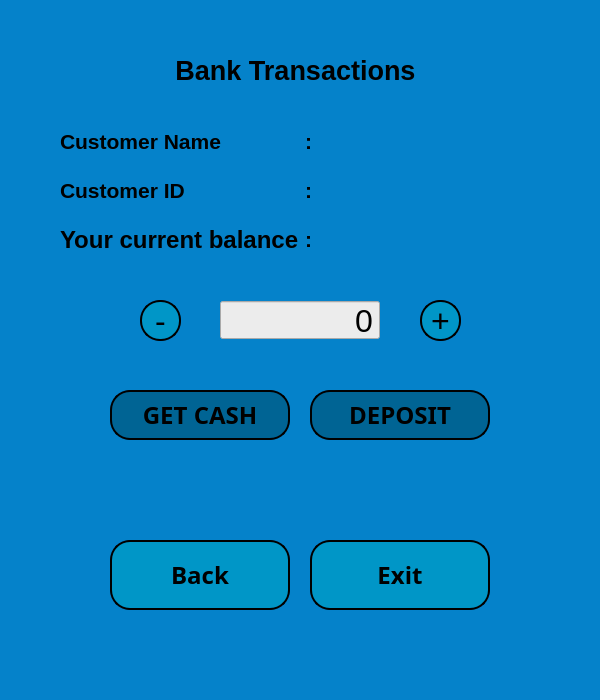
Old version of the form customer_main_window.ui in the repository melikkekaya/BankingApp_SQL.
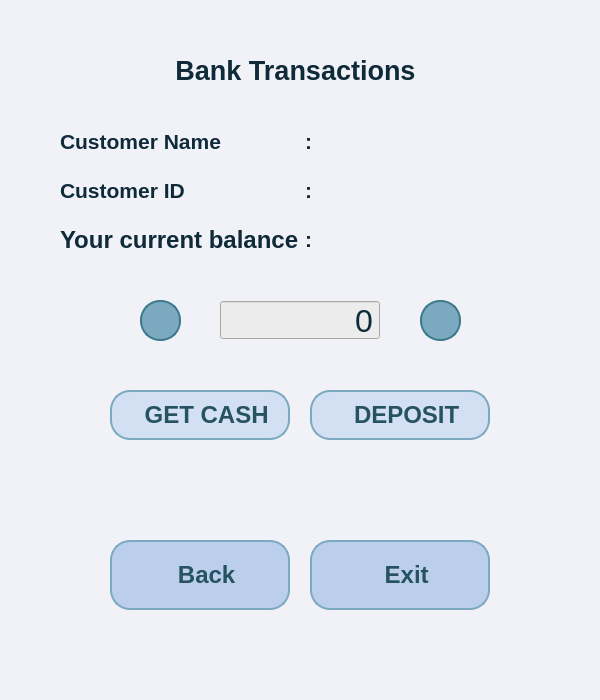
New version of the form. Icons and pictures are not drawn.

The edit to the form file:
```diff
--- a/customer_main_window.ui
+++ b/customer_main_window.ui
@@ -35,7 +35,7 @@
    <string>Customer Main Window</string>
   </property>
   <property name="styleSheet">
-   <string notr="true">background-color: rgb(5, 130, 202);</string>
+   <string notr="true">background-color: rgb(241, 242, 248);</string>
   </property>
   <property name="inputMethodHints">
    <set>Qt::ImhNone</set>
@@ -52,12 +52,15 @@
     </property>
     <property name="font">
      <font>
-      <family>MS Shell Dlg 2</family>
+      <family>Arial</family>
       <pointsize>20</pointsize>
       <weight>75</weight>
       <bold>true</bold>
      </font>
     </property>
+    <property name="styleSheet">
+     <string notr="true">color: rgb(15, 42, 57);</string>
+    </property>
     <property name="text">
      <string>Bank Transactions</string>
     </property>
@@ -88,7 +91,7 @@
     </property>
     <property name="font">
      <font>
-      <family>Bahnschrift SemiBold</family>
+      <family>Arial</family>
       <pointsize>18</pointsize>
       <weight>75</weight>
       <bold>true</bold>
@@ -96,19 +99,29 @@
     </property>
     <property name="styleSheet">
      <string notr="true">QPushButton{
-	background-color: rgb(0, 100, 148);
-
-border:2px solid rgb(0, 150, 199);
-border-radius:20px;
-border-color:black;
+color: rgb(39, 82, 97);
+background-color: rgb(211, 224, 243);
+border:2px solid rgb(123, 169, 191);
+border-radius:20px
 }
+
 QPushButton:hover {
      background-color: rgb(202, 240, 248);
      border:2px solid rgb(0, 150, 199);
 }</string>
     </property>
     <property name="text">
-     <string>GET CASH</string>
+     <string>  GET CASH</string>
+    </property>
+    <property name="icon">
+     <iconset>
+      <normaloff>icons/atm.png</normaloff>icons/atm.png</iconset>
+    </property>
+    <property name="iconSize">
+     <size>
+      <width>35</width>
+      <height>35</height>
+     </size>
     </property>
    </widget>
    <widget class="QPushButton" name="csmainwdw_btn_returnmain">
@@ -134,31 +147,37 @@
     </property>
     <property name="font">
      <font>
-      <family>Bahnschrift SemiBold</family>
+      <family>Arial</family>
       <pointsize>18</pointsize>
       <weight>75</weight>
       <bold>true</bold>
      </font>
     </property>
     <property name="styleSheet">
-     <string notr="true">QPushButton {
-background-color: rgb(0, 150, 199);
-   border-color: rgb(66, 167, 255);
-   border-bottom-color: rgb(255, 255, 255);
-   border:2px solid rgb(202, 240, 248);
-   border-radius:20px;
-   border-color: black;
+     <string notr="true">QPushButton{
+color: rgb(39, 82, 97);
+background-color: rgb(187, 207, 237);
+border:2px solid rgb(123, 169, 191);
+border-radius:20px
 }
 
 QPushButton:hover {
-     background-color: rgb(202, 240, 248);
-     border:2px solid rgb(202, 240, 248);
-}
-    
-   </string>
+     background-color: rgb(225, 229, 241);
+     border:2px solid rgb(196, 218, 245);
+}</string>
     </property>
     <property name="text">
-     <string>Back</string>
+     <string>  Back</string>
+    </property>
+    <property name="icon">
+     <iconset>
+      <normaloff>icons/back-arrow.png</normaloff>icons/back-arrow.png</iconset>
+    </property>
+    <property name="iconSize">
+     <size>
+      <width>40</width>
+      <height>50</height>
+     </size>
     </property>
    </widget>
    <widget class="QPushButton" name="csmainwdw_btn_exit">
@@ -184,31 +203,37 @@
     </property>
     <property name="font">
      <font>
-      <family>Bahnschrift SemiBold</family>
+      <family>Arial</family>
       <pointsize>18</pointsize>
       <weight>75</weight>
       <bold>true</bold>
      </font>
     </property>
     <property name="styleSheet">
-     <string notr="true">QPushButton {
-background-color: rgb(0, 150, 199);
-   border-color: rgb(66, 167, 255);
-   border-bottom-color: rgb(255, 255, 255);
-   border:2px solid rgb(202, 240, 248);
-   border-radius:20px;
-   border-color: black;
+     <string notr="true">QPushButton{
+color: rgb(39, 82, 97);
+background-color: rgb(187, 207, 237);
+border:2px solid rgb(123, 169, 191);
+border-radius:20px
 }
 
 QPushButton:hover {
-     background-color: rgb(202, 240, 248);
-     border:2px solid rgb(202, 240, 248);
-}
-    
-   </string>
+     background-color: rgb(225, 229, 241);
+     border:2px solid rgb(196, 218, 245);
+}</string>
     </property>
     <property name="text">
-     <string>Exit</string>
+     <string>  Exit</string>
+    </property>
+    <property name="icon">
+     <iconset>
+      <normaloff>icons/log-out.png</normaloff>icons/log-out.png</iconset>
+    </property>
+    <property name="iconSize">
+     <size>
+      <width>40</width>
+      <height>40</height>
+     </size>
     </property>
    </widget>
    <widget class="QPushButton" name="csmainwdw_btn_deposit">
@@ -234,7 +259,7 @@
     </property>
     <property name="font">
      <font>
-      <family>Bahnschrift SemiBold</family>
+      <family>Arial</family>
       <pointsize>18</pointsize>
       <weight>75</weight>
       <bold>true</bold>
@@ -242,19 +267,29 @@
     </property>
     <property name="styleSheet">
      <string notr="true">QPushButton{
-	background-color: rgb(0, 100, 148);
-
-border:2px solid rgb(0, 150, 199);
-border-radius:20px;
-border-color:black;
+color: rgb(39, 82, 97);
+background-color: rgb(211, 224, 243);
+border:2px solid rgb(123, 169, 191);
+border-radius:20px
 }
+
 QPushButton:hover {
      background-color: rgb(202, 240, 248);
      border:2px solid rgb(0, 150, 199);
 }</string>
     </property>
     <property name="text">
-     <string>DEPOSIT</string>
+     <string>  DEPOSIT</string>
+    </property>
+    <property name="icon">
+     <iconset>
+      <normaloff>icons/deposit.png</normaloff>icons/deposit.png</iconset>
+    </property>
+    <property name="iconSize">
+     <size>
+      <width>50</width>
+      <height>50</height>
+     </size>
     </property>
    </widget>
    <widget class="QPushButton" name="csmainwdw_btn_moneyup">
@@ -268,33 +303,37 @@
     </property>
     <property name="font">
      <font>
+      <family>Arial</family>
       <pointsize>24</pointsize>
+      <weight>75</weight>
+      <bold>true</bold>
      </font>
     </property>
     <property name="styleSheet">
-     <string notr="true">QPushButton {
-background-color: rgb(0, 150, 199);
-   border-color: rgb(66, 167, 255);
-   border-bottom-color: rgb(255, 255, 255);
-   border:2px solid rgb(202, 240, 248);
-   border-radius:20px;
-   border-color: black;
+     <string notr="true">QPushButton{
+color: rgb(39, 82, 97);
+background-color: rgb(123, 169, 191);
+border:2px solid rgb(60, 121, 138);
+border-radius:20px
 }
 
 QPushButton:hover {
      background-color: rgb(202, 240, 248);
      border:2px solid rgb(202, 240, 248);
 }
-    
    </string>
     </property>
     <property name="text">
-     <string>+</string>
+     <string/>
+    </property>
+    <property name="icon">
+     <iconset>
+      <normaloff>icons/add.png</normaloff>icons/add.png</iconset>
     </property>
     <property name="iconSize">
      <size>
-      <width>16</width>
-      <height>16</height>
+      <width>25</width>
+      <height>25</height>
      </size>
     </property>
    </widget>
@@ -309,28 +348,38 @@
     </property>
     <property name="font">
      <font>
+      <family>Arial</family>
       <pointsize>24</pointsize>
+      <weight>75</weight>
+      <bold>true</bold>
      </font>
     </property>
     <property name="styleSheet">
-     <string notr="true">QPushButton {
-background-color: rgb(0, 150, 199);
-   border-color: rgb(66, 167, 255);
-   border-bottom-color: rgb(255, 255, 255);
-   border:2px solid rgb(202, 240, 248);
-   border-radius:20px;
-   border-color: black;
+     <string notr="true">QPushButton{
+color: rgb(39, 82, 97);
+background-color: rgb(123, 169, 191);
+border:2px solid rgb(60, 121, 138);
+border-radius:20px
 }
 
 QPushButton:hover {
      background-color: rgb(202, 240, 248);
      border:2px solid rgb(202, 240, 248);
 }
-    
    </string>
     </property>
     <property name="text">
-     <string>-</string>
+     <string/>
+    </property>
+    <property name="icon">
+     <iconset>
+      <normaloff>icons/remove.png</normaloff>icons/remove.png</iconset>
+    </property>
+    <property name="iconSize">
+     <size>
+      <width>25</width>
+      <height>25</height>
+     </size>
     </property>
    </widget>
    <widget class="QSpinBox" name="csmainwdw_spinbox_money">
@@ -344,7 +393,7 @@
     </property>
     <property name="font">
      <font>
-      <family>.AppleSystemUIFont</family>
+      <family>Arial</family>
       <pointsize>24</pointsize>
       <weight>50</weight>
       <italic>false</italic>
@@ -355,8 +404,9 @@
      <enum>Qt::WheelFocus</enum>
     </property>
     <property name="styleSheet">
-     <string notr="true">font: 24pt &quot;.AppleSystemUIFont&quot;;
-background-color: rgb(236, 236, 236);</string>
+     <string notr="true">
+background-color: rgb(236, 236, 236);
+color: rgb(15, 42, 57);</string>
     </property>
     <property name="inputMethodHints">
      <set>Qt::ImhDigitsOnly</set>
@@ -394,14 +444,15 @@
     </property>
     <property name="font">
      <font>
-      <family>Bahnschrift SemiBold</family>
+      <family>Arial</family>
       <pointsize>14</pointsize>
       <weight>75</weight>
       <bold>true</bold>
      </font>
     </property>
     <property name="styleSheet">
-     <string notr="true"/>
+     <string notr="true">
+color: rgb(39, 82, 97);</string>
     </property>
     <property name="text">
      <string/>
@@ -430,6 +481,9 @@
          <bold>true</bold>
         </font>
        </property>
+       <property name="styleSheet">
+        <string notr="true">color: rgb(15, 42, 57);</string>
+       </property>
        <property name="text">
         <string/>
        </property>
@@ -439,12 +493,15 @@
       <widget class="QLabel" name="punc_2">
        <property name="font">
         <font>
-         <family>MS Shell Dlg 2</family>
+         <family>Arial</family>
          <pointsize>16</pointsize>
          <weight>75</weight>
          <bold>true</bold>
         </font>
        </property>
+       <property name="styleSheet">
+        <string notr="true">color: rgb(15, 42, 57);</string>
+       </property>
        <property name="text">
         <string>:</string>
        </property>
@@ -454,12 +511,15 @@
       <widget class="QLabel" name="csmainwdw_lbl_CSname_heading">
        <property name="font">
         <font>
-         <family>MS Shell Dlg 2</family>
+         <family>Arial</family>
          <pointsize>16</pointsize>
          <weight>75</weight>
          <bold>true</bold>
         </font>
        </property>
+       <property name="styleSheet">
+        <string notr="true">color: rgb(15, 42, 57);</string>
+       </property>
        <property name="text">
         <string>Customer Name</string>
        </property>
@@ -469,12 +529,15 @@
       <widget class="QLabel" name="csmainwdw_lbl_CSID_heading">
        <property name="font">
         <font>
-         <family>MS Shell Dlg 2</family>
+         <family>Arial</family>
          <pointsize>16</pointsize>
          <weight>75</weight>
          <bold>true</bold>
         </font>
        </property>
+       <property name="styleSheet">
+        <string notr="true">color: rgb(15, 42, 57);</string>
+       </property>
        <property name="text">
         <string>Customer ID</string>
        </property>
@@ -484,12 +547,15 @@
       <widget class="QLabel" name="punc">
        <property name="font">
         <font>
-         <family>MS Shell Dlg 2</family>
+         <family>Arial</family>
          <pointsize>16</pointsize>
          <weight>75</weight>
          <bold>true</bold>
         </font>
        </property>
+       <property name="styleSheet">
+        <string notr="true">color: rgb(15, 42, 57);</string>
+       </property>
        <property name="text">
         <string>:</string>
        </property>
@@ -505,12 +571,15 @@
        </property>
        <property name="font">
         <font>
-         <family>MS Shell Dlg 2</family>
+         <family>Arial</family>
          <pointsize>16</pointsize>
          <weight>75</weight>
          <bold>true</bold>
         </font>
        </property>
+       <property name="styleSheet">
+        <string notr="true">color: rgb(15, 42, 57);</string>
+       </property>
        <property name="text">
         <string>:</string>
        </property>
@@ -526,6 +595,9 @@
          <bold>true</bold>
         </font>
        </property>
+       <property name="styleSheet">
+        <string notr="true">color: rgb(15, 42, 57);</string>
+       </property>
        <property name="text">
         <string/>
        </property>
@@ -535,12 +607,15 @@
       <widget class="QLabel" name="csmainwdw_lbl_balanceheading">
        <property name="font">
         <font>
-         <family>.AppleSystemUIFont</family>
+         <family>Arial</family>
          <pointsize>18</pointsize>
          <weight>75</weight>
          <bold>true</bold>
         </font>
        </property>
+       <property name="styleSheet">
+        <string notr="true">color: rgb(15, 42, 57);</string>
+       </property>
        <property name="text">
         <string>Your current balance</string>
        </property>
@@ -556,6 +631,9 @@
          <bold>true</bold>
         </font>
        </property>
+       <property name="styleSheet">
+        <string notr="true">color: rgb(15, 42, 57);</string>
+       </property>
        <property name="text">
         <string/>
        </property>
```
Left out of the diff: 16 changed lines with no effect on the pictures.
